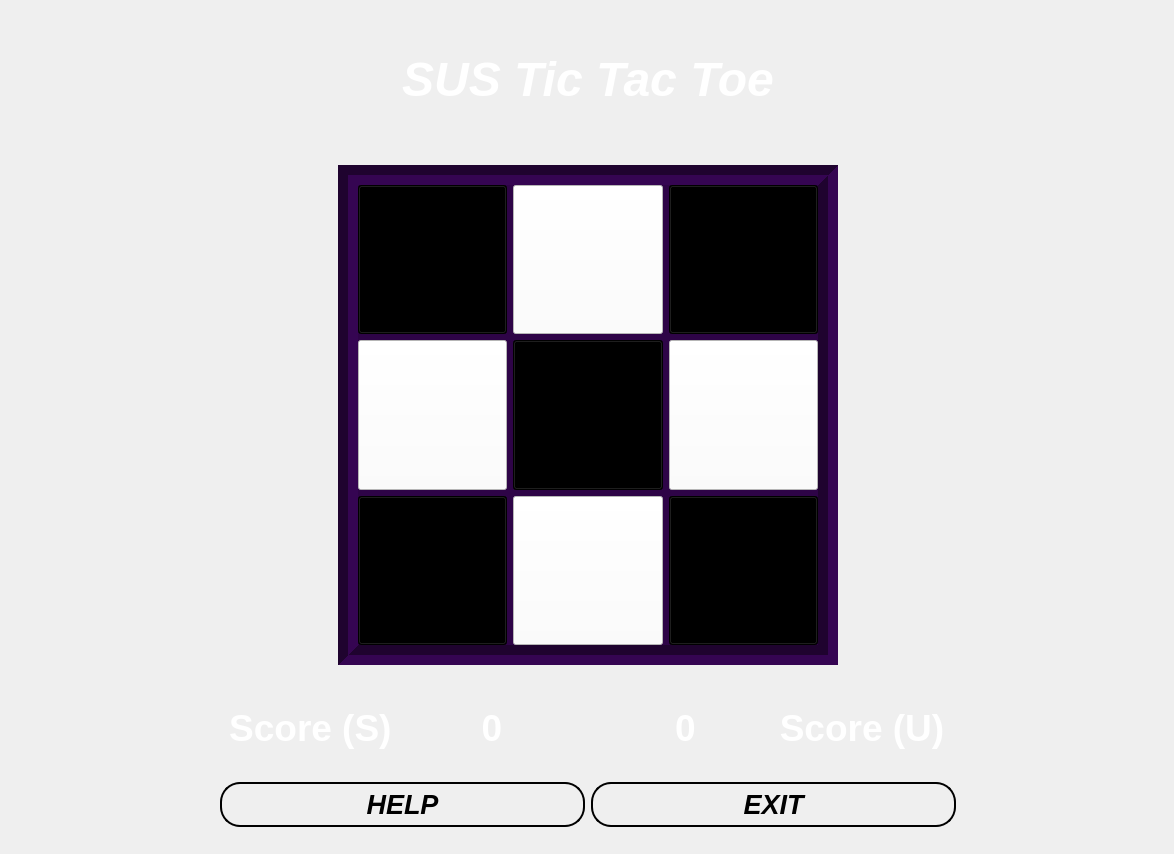
First picture: the form in susgame.ui, repository Mohammed-3tef/Tic_Tac_Masterpiece_GUI, before the edit.
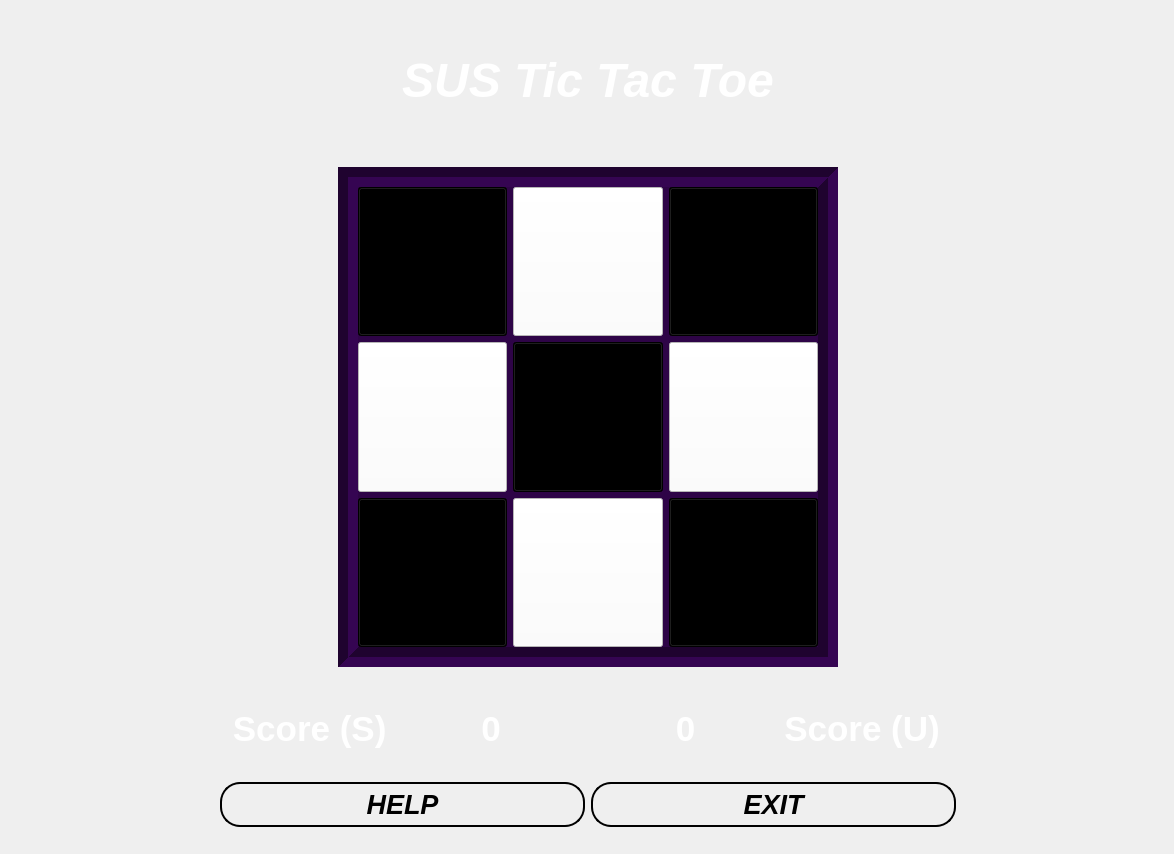
Second picture: the form after the edit.

What changed in the file:
```diff
--- a/susgame.ui
+++ b/susgame.ui
@@ -290,7 +290,7 @@
               <widget class="QLabel" name="ScoreS">
                <property name="font">
                 <font>
-                 <pointsize>28</pointsize>
+                 <pointsize>26</pointsize>
                  <bold>true</bold>
                 </font>
                </property>
@@ -315,7 +315,7 @@
               <widget class="QLabel" name="SS">
                <property name="font">
                 <font>
-                 <pointsize>28</pointsize>
+                 <pointsize>26</pointsize>
                  <bold>true</bold>
                 </font>
                </property>
@@ -343,7 +343,7 @@
               <widget class="QLabel" name="UU">
                <property name="font">
                 <font>
-                 <pointsize>28</pointsize>
+                 <pointsize>26</pointsize>
                  <bold>true</bold>
                 </font>
                </property>
@@ -365,7 +365,7 @@
               <widget class="QLabel" name="ScoreU">
                <property name="font">
                 <font>
-                 <pointsize>28</pointsize>
+                 <pointsize>26</pointsize>
                  <bold>true</bold>
                 </font>
                </property>
```
Left out of the diff: 27 changed lines with no effect on the pictures.
